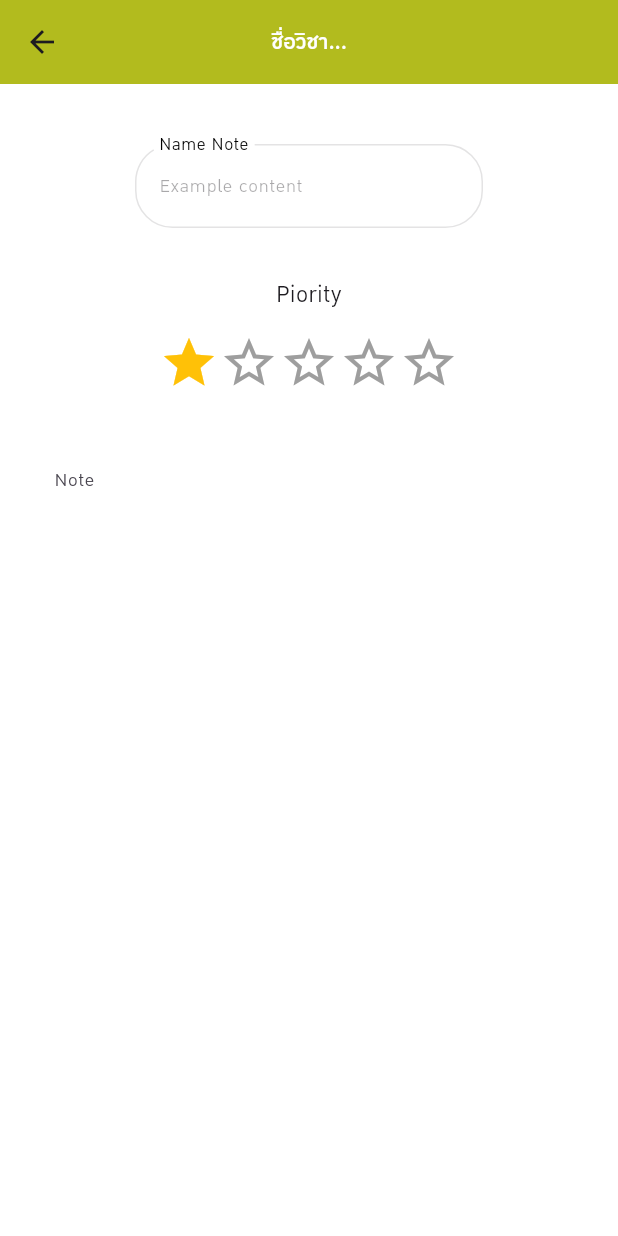
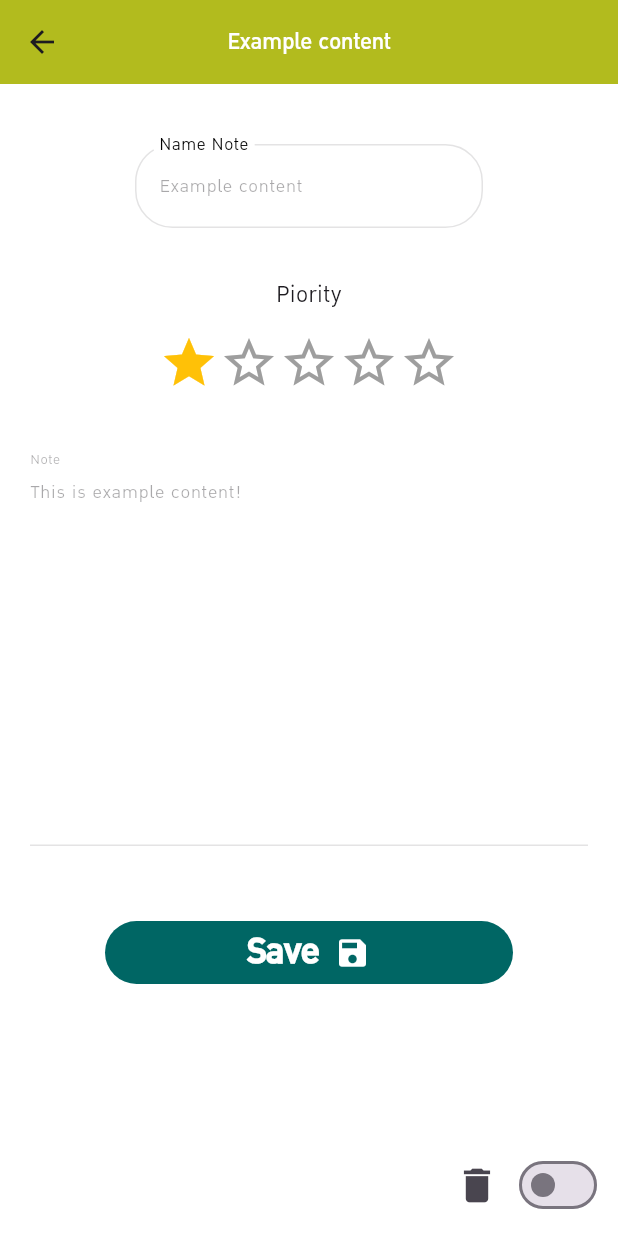
Before and after one commit to karnhao/haolearn, a Flutter app: the NoteSubjectScreen screen opened by its route, on a phone screen of 412 x 824 dp. Run offline on Flutter 3.47's test engine with Material 2 defaults, Android fonts, the phone set to English and light mode, and no system bars; drawn by our look-alikes of flutter_rating_bar; our stand-ins replace flutter_datetime_picker, hive_flutter, page_transition, pie_chart; missing offline and left inert: time_planner; accounts and stored records are empty.

Commit message:
update buttom delete, textbox and Add

```diff
--- a/lib/route.dart
+++ b/lib/route.dart
@@ -16,5 +16,6 @@ final Map<String, WidgetBuilder> routes = <String, WidgetBuilder>{
   "/listsubject": (BuildContext context) => const ListSubjectScreen(),
   "/notesubject": (BuildContext context) => const NotesScreen(index: 0),
   "/table": (BuildContext context) => const TableScreen(),
-  "/note": (BuildContext context) => const NoteSubjectScreen(index: 0),
+  "/note": (BuildContext context) =>
+      const NoteSubjectScreen(contentIndex: 0, subjectIndex: 0),
 };
--- a/lib/screens/note_subject_screen.dart
+++ b/lib/screens/note_subject_screen.dart
@@ -2,12 +2,16 @@ import 'package:flutter/material.dart';
 import 'package:flutter_rating_bar/flutter_rating_bar.dart';
 import 'package:haolearn/services/storage_service.dart';
 import 'package:haolearn/themes/colors.dart';
+import 'package:haolearn/utils/delete_dialog_alert.dart';
+import 'package:haolearn/utils/show_snack_bar.dart';
 
 import '../models/subject.dart';
 
 class NoteSubjectScreen extends StatefulWidget {
-  final int index;
-  const NoteSubjectScreen({super.key, required this.index});
+  final int contentIndex;
+  final int subjectIndex;
+  const NoteSubjectScreen(
+      {super.key, required this.subjectIndex, required this.contentIndex});
 
   @override
   State<NoteSubjectScreen> createState() => _NoteSubjectScreenState();
@@ -18,25 +22,28 @@ class _NoteSubjectScreenState extends State<NoteSubjectScreen> {
   bool toggle = false;
   bool update = true;
   String? nameChange;
+  String? descriptionChange;
 
   @override
   Widget build(BuildContext context) {
     final service = StorageService.getService();
     final data = service.getSaveData()!;
-    subject = data.getMainTable()!.subjectList[widget.index];
+    subject = data.getMainTable()!.subjectList[widget.subjectIndex];
 
     if (update) {
-      nameChange = subject.contents[widget.index].title;
+      nameChange = subject.contents[widget.contentIndex].title;
+      descriptionChange = subject.contents[widget.contentIndex].description;
       update = false;
     }
     return Scaffold(
       appBar: AppBar(
         centerTitle: true,
-        title:
-            Text("ชื่อวิชา...", style: Theme.of(context).textTheme.headline2),
+        title: Text(nameChange!, style: Theme.of(context).textTheme.headline2),
         backgroundColor: kuSecColor,
       ),
-      body: ListView(
+      body: Stack(
+        children: [
+          ListView(
             padding: const EdgeInsetsDirectional.all(20),
             children: [
               Padding(
@@ -47,6 +54,8 @@ class _NoteSubjectScreenState extends State<NoteSubjectScreen> {
                   ),
                   child: Padding(
                       padding: const EdgeInsets.all(20),
+
+                      //MARK
                       child: TextFormField(
                         onChanged: (value) {
                           nameChange = value;
@@ -55,16 +64,17 @@ class _NoteSubjectScreenState extends State<NoteSubjectScreen> {
                         enabled: toggle,
                         decoration: InputDecoration(
                             border: const OutlineInputBorder(
-                            borderRadius: BorderRadius.all(Radius.circular(25)),
+                                borderRadius:
+                                    BorderRadius.all(Radius.circular(25)),
                                 borderSide:
                                     BorderSide(color: kuPriColor, width: 10)),
                             floatingLabelBehavior: FloatingLabelBehavior.auto,
                             labelText: "Name Note",
-                        labelStyle:
-                            const TextStyle(color: Colors.black, fontSize: 20),
+                            labelStyle: const TextStyle(
+                                color: Colors.black, fontSize: 20),
                             focusedBorder: OutlineInputBorder(
-                            borderSide:
-                                const BorderSide(width: 1, color: kuPriColor),
+                                borderSide: const BorderSide(
+                                    width: 1, color: kuPriColor),
                                 borderRadius: BorderRadius.circular(25))),
                       )),
                 ),
@@ -78,6 +88,8 @@ class _NoteSubjectScreenState extends State<NoteSubjectScreen> {
                   ),
                 ),
               ),
+
+              //MARK Rating Star
               Center(
                 child: RatingBar(
                   minRating: 1,
@@ -85,7 +97,9 @@ class _NoteSubjectScreenState extends State<NoteSubjectScreen> {
                   allowHalfRating: false,
                   itemSize: 40,
                   initialRating: 1,
-              onRatingUpdate: (value) {},
+                  onRatingUpdate: (value) {
+                    showSnackBar("Sevice unvalible");
+                  },
                   ratingWidget: RatingWidget(
                       full: const Icon(Icons.star, color: Colors.amber),
                       half: const Icon(Icons.circle, color: Colors.amber),
@@ -98,24 +112,96 @@ class _NoteSubjectScreenState extends State<NoteSubjectScreen> {
               const SizedBox(
                 height: 30,
               ),
+
+              //MARK
               TextFormField(
-            onChanged: (value) {},
-            maxLines: 20,
+                enabled: toggle,
+                onChanged: (value) {
+                  descriptionChange = value;
+                },
+                initialValue: descriptionChange,
+                maxLines: 10,
                 decoration: InputDecoration(
                   alignLabelWithHint: true,
                   hintText: "Text something...",
                   labelText: "Note",
                   fillColor: Colors.white,
                   enabledBorder: OutlineInputBorder(
-                borderSide: const BorderSide(color: Colors.white, width: 2.0),
+                    borderSide: const BorderSide(color: kuPriColor, width: 2.0),
                     borderRadius: BorderRadius.circular(25.0),
                   ),
                   focusedBorder: OutlineInputBorder(
-                borderSide: const BorderSide(color: Colors.white, width: 2.0),
+                    borderSide:
+                        const BorderSide(color: Colors.white, width: 2.0),
                     borderRadius: BorderRadius.circular(25.0),
                   ),
                 ),
               ),
+              InkWell(
+                onTap: () {
+                  subject.contents[widget.contentIndex].title =
+                      nameChange ?? "ERROR";
+                  subject.contents[widget.contentIndex].description =
+                      descriptionChange ?? "ERROR";
+
+                  service.saveData().then((v) {
+                    setState(() {});
+                  });
+                },
+                child: Container(
+                    margin: const EdgeInsets.all(50),
+                    padding: const EdgeInsets.all(3),
+                    decoration: BoxDecoration(
+                        color: kuPriColor,
+                        borderRadius: BorderRadius.circular(30)),
+                    child: Row(
+                      mainAxisAlignment: MainAxisAlignment.center,
+                      children: [
+                        Text(
+                          "Save",
+                          style: Theme.of(context).textTheme.headline1,
+                        ),
+                        const SizedBox(
+                          width: 10,
+                        ),
+                        const Icon(
+                          Icons.save,
+                          color: Colors.white,
+                        )
+                      ],
+                    )),
+              ),
+            ],
+          ),
+          Positioned(
+            right: 10,
+            bottom: 10,
+            child: Row(
+              children: [
+                DeleteConfirm(
+                  function: () {
+                    subject.removeContent(widget.contentIndex);
+                    service.saveData();
+                    Navigator.pop(context);
+                  },
+                ),
+                InkWell(
+                    onTap: () {},
+                    child: Switch(
+                      value: toggle,
+                      onChanged: (value) {
+                        setState(
+                          () {
+                            toggle = value;
+                          },
+                        );
+                      },
+                      activeColor: Colors.green,
+                      activeTrackColor: Colors.lightGreenAccent,
+                    )),
+              ],
+            ),
+          )
         ],
       ),
     );
--- a/lib/utils/delete_dialog_alert.dart
+++ b/lib/utils/delete_dialog_alert.dart
@@ -1,7 +1,9 @@
 import 'package:flutter/material.dart';
+import 'package:haolearn/services/storage_service.dart';
 
 class DeleteConfirm extends StatelessWidget {
-  const DeleteConfirm({super.key});
+  Function() function;
+  DeleteConfirm({super.key, required this.function});
 
   @override
   Widget build(BuildContext context) {
@@ -21,7 +23,10 @@ class DeleteConfirm extends StatelessWidget {
               child: const Text('Cancel'),
             ),
             TextButton(
-              onPressed: () => Navigator.pop(context, 'OK'),
+              onPressed: () {
+                function();
+                Navigator.pop(context, 'OK');
+              },
               child: const Text('OK'),
             ),
           ],
```
Also changed, not shown: lib/screens/notes_screen.dart (+9 -8 lines), lib/screens/subject_screen.dart (+19 -1 lines), lib/screens/task_detail_screen.dart (+6 -1 lines). Lines whose indentation alone changed are shown as unchanged.
